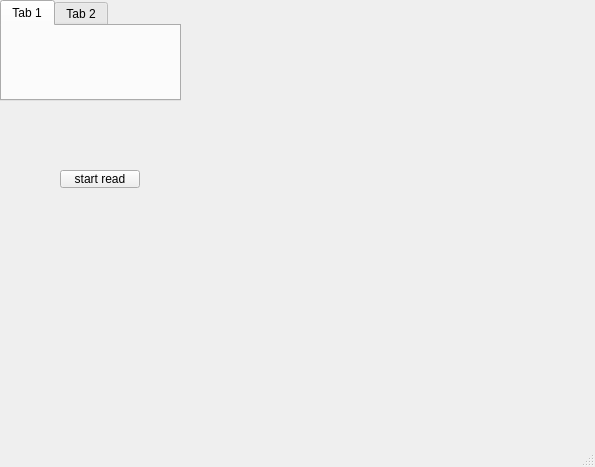
Before: the Qt Designer form qt_modbus_stend/stend_main_window.ui in akrabatt/qt_modbus_stend, drawn with Qt 5.
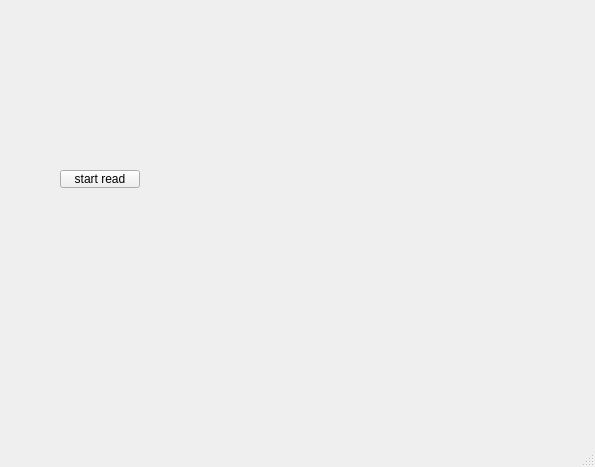
After: the same form once the commit is applied.

The edit to the form file:
```diff
--- a/qt_modbus_stend/stend_main_window.ui
+++ b/qt_modbus_stend/stend_main_window.ui
@@ -27,29 +27,6 @@
      <string>start read</string>
     </property>
    </widget>
-   <widget class="QTabWidget" name="tabWidget">
-    <property name="geometry">
-     <rect>
-      <x>0</x>
-      <y>0</y>
-      <width>181</width>
-      <height>101</height>
-     </rect>
-    </property>
-    <property name="currentIndex">
-     <number>0</number>
-    </property>
-    <widget class="QWidget" name="tab">
-     <attribute name="title">
-      <string>Tab 1</string>
-     </attribute>
-    </widget>
-    <widget class="QWidget" name="tab_2">
-     <attribute name="title">
-      <string>Tab 2</string>
-     </attribute>
-    </widget>
-   </widget>
    <widget class="QWidget" name="">
     <property name="geometry">
      <rect>
```
